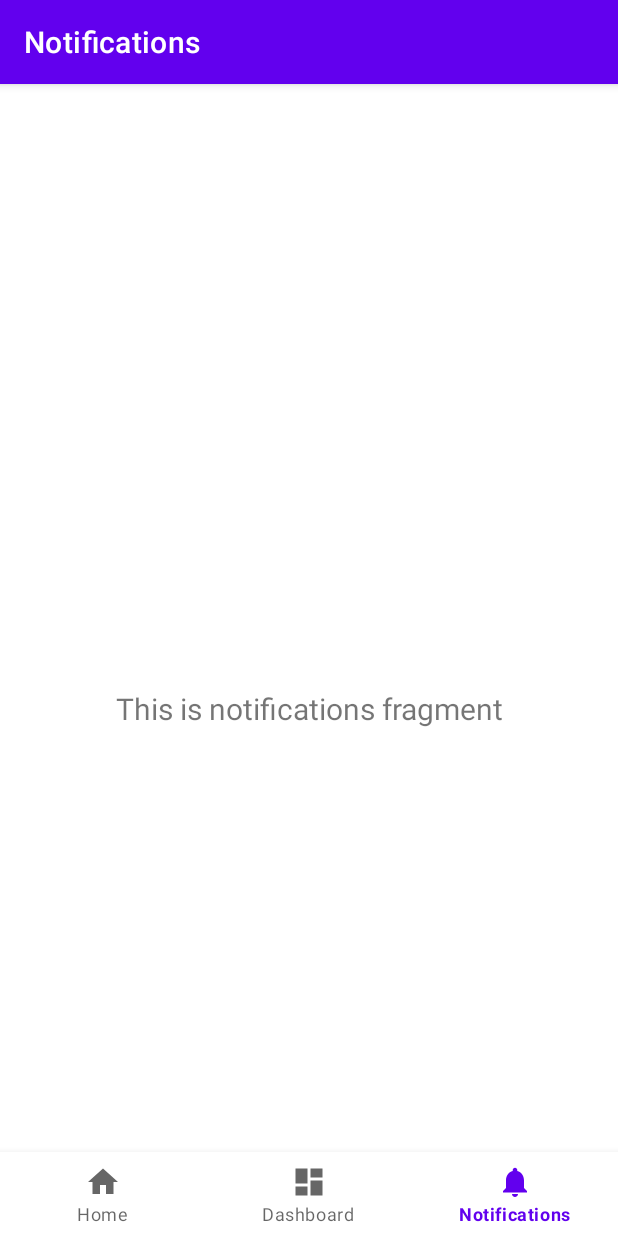
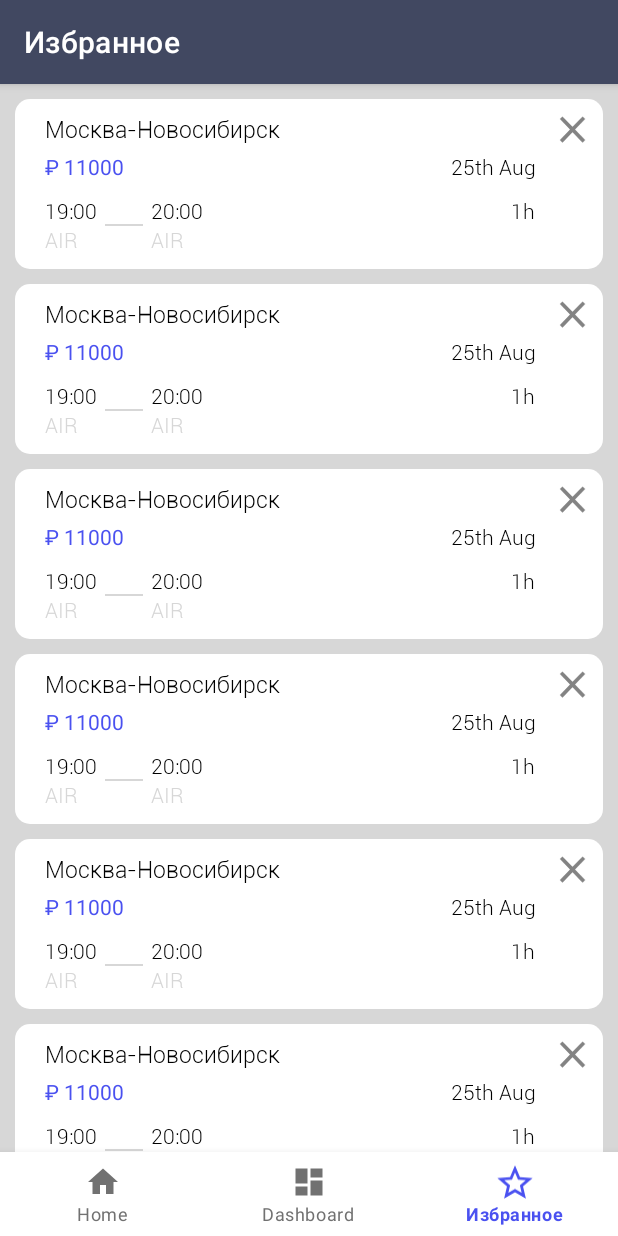
Before and after one commit to kathiir/AviaProject, an Android app: the screen it shows after launch (MainActivity), item 3 of the bottom bar chosen, on a phone screen of 412 x 824 dp. Run offline under Robolectric (Android 15) with nearby library versions, the phone set to English and light mode, and no system bars; our stand-ins replace navigation-ui.

Commit message:
Изменение цвета(контур) меню выбранной ячейки Изменение цвета navBar FlightsRecyclerViewAdapter, если пустой список - отображаем LinearLayout из  fragment_favorite_flights.xml

```diff
--- a/frontend/app/src/main/java/com/example/aviaApplication/MainActivity.java
+++ b/frontend/app/src/main/java/com/example/aviaApplication/MainActivity.java
@@ -1,4 +1,5 @@
 package com.example.aviaApplication;
+
 
 import android.os.Bundle;
 
@@ -17,11 +18,13 @@ public class MainActivity extends AppCompatActivity {
         super.onCreate(savedInstanceState);
         setContentView(R.layout.activity_main);
         BottomNavigationView navView = findViewById(R.id.nav_view);
+
         // Passing each menu ID as a set of Ids because each
         // menu should be considered as top level destinations.
         AppBarConfiguration appBarConfiguration = new AppBarConfiguration.Builder(
-                R.id.navigation_home, R.id.navigation_dashboard, R.id.navigation_notifications)
+                R.id.navigation_home, R.id.navigation_dashboard, R.id.navigation_favorite)
                 .build();
+
         NavController navController = Navigation.findNavController(this, R.id.nav_host_fragment);
         NavigationUI.setupActionBarWithNavController(this, navController, appBarConfiguration);
         NavigationUI.setupWithNavController(navView, navController);
--- /dev/null
+++ b/frontend/app/src/main/java/com/example/aviaApplication/additions/recyclerView/FlightsRecyclerViewAdapter.java
@@ -0,0 +1,64 @@
+package com.example.aviaApplication.additions.recyclerView;
+
+import android.annotation.SuppressLint;
+import android.view.LayoutInflater;
+import android.view.View;
+import android.view.ViewGroup;
+import android.widget.LinearLayout;
+
+import androidx.annotation.NonNull;
+import androidx.recyclerview.widget.AsyncListDiffer;
+import androidx.recyclerview.widget.DiffUtil;
+import androidx.recyclerview.widget.RecyclerView;
+
+import com.example.aviaApplication.R;
+import com.example.aviaApplication.api.models.Flight;
+
+import java.util.List;
+
+public class FlightsRecyclerViewAdapter extends RecyclerView.Adapter<FlightsRecyclerViewAdapter.FlightsViewHolder> {
+    public static class FlightsViewHolder extends RecyclerView.ViewHolder {
+
+        public FlightsViewHolder(View view) {
+            super(view);
+        }
+    }
+
+    @NonNull
+    @Override
+    public FlightsViewHolder onCreateViewHolder(@NonNull ViewGroup parent, int viewType) {
+        LinearLayout v = (LinearLayout) LayoutInflater.from(parent.getContext())
+                .inflate(R.layout.element_of_list_favorite_flights, parent, false);
+        return new FlightsViewHolder(v);
+    }
+
+    @Override
+    public void onBindViewHolder(@NonNull FlightsViewHolder holder, int position) {
+
+    }
+
+    private AsyncListDiffer<Flight> differ = new AsyncListDiffer<>(this, DIFF_CALLBACK);
+
+    private static final DiffUtil.ItemCallback<Flight> DIFF_CALLBACK = new DiffUtil.ItemCallback<Flight>() {
+        @Override
+        public boolean areItemsTheSame(@NonNull Flight oldProduct, @NonNull Flight newProduct) {
+            return oldProduct.getId().equals(newProduct.getId());
+        }
+
+        @SuppressLint("DiffUtilEquals")
+        @Override
+        public boolean areContentsTheSame(@NonNull Flight oldProduct, @NonNull Flight newProduct) {
+            return oldProduct.equals(newProduct);
+        }
+    };
+
+    public void submitList(List<Flight> products) {
+        differ.submitList(products);
+    }
+
+    @Override
+    public int getItemCount() {
+        return differ.getCurrentList().size();
+    }
+
+}
--- /dev/null
+++ b/frontend/app/src/main/java/com/example/aviaApplication/api/models/Flight.java
@@ -0,0 +1,9 @@
+package com.example.aviaApplication.api.models;
+
+public class Flight {
+    private Integer id;
+
+    public Integer getId() {
+        return id;
+    }
+}
--- a/frontend/app/src/main/java/com/example/aviaApplication/ui/favoriteFlights/FavoriteFlightsFragment.java
+++ b/frontend/app/src/main/java/com/example/aviaApplication/ui/favoriteFlights/FavoriteFlightsFragment.java
@@ -1,23 +1,60 @@
 package com.example.aviaApplication.ui.favoriteFlights;
 
-import android.app.Fragment;
 import android.os.Bundle;
 import android.view.LayoutInflater;
 import android.view.View;
 import android.view.ViewGroup;
+import android.widget.LinearLayout;
+import android.widget.ProgressBar;
 
 import androidx.annotation.Nullable;
+import androidx.fragment.app.Fragment;
+import androidx.recyclerview.widget.RecyclerView;
 
 import com.example.aviaApplication.R;
+import com.example.aviaApplication.additions.recyclerView.FlightsRecyclerViewAdapter;
+import com.example.aviaApplication.api.models.Flight;
+
+import java.util.ArrayList;
+import java.util.Arrays;
+import java.util.List;
 
 public class FavoriteFlightsFragment extends Fragment {
+    private FavoriteFlightsViewModel favoriteFlightsViewModel;
+    private RecyclerView recyclerView;
+    public ProgressBar progressBar;
+    private Integer idUser;
+    private FlightsRecyclerViewAdapter mAdapter;
+    private LinearLayout emptyFavoriteListLL;
+
     @Nullable
     @Override
     public View onCreateView(LayoutInflater inflater, @Nullable ViewGroup container, Bundle savedInstanceState) {
-
-        return
-                inflater.inflate(R.layout.fragment_favorite_flights_empty, container, false);
-
+        View view = inflater.inflate(R.layout.fragment_favorite_flights, container, false);
+        initViews(view);
+        return view;
     }
 
+    private void initViews(View view) {
+        emptyFavoriteListLL = view.findViewById(R.id.favorite_flights_ll);
+        progressBar = view.findViewById(R.id.favorite_flights_pb);
+        mAdapter = new FlightsRecyclerViewAdapter();
+        recyclerView = view.findViewById(R.id.favorite_flights_rv);
+        recyclerView.setAdapter(mAdapter);
+        updateList(new ArrayList<>());
+    }
+
+    public void getExhibits() {
+        //метод из ViewModel
+    }
+
+    public void updateList(List<Flight> list) {
+        list.addAll(Arrays.asList(new Flight(), new Flight(), new Flight(), new Flight(), new Flight(), new Flight(), new Flight(), new Flight()));
+        if (list.isEmpty()) {
+            emptyFavoriteListLL.setVisibility(View.VISIBLE);
+        } else {
+            emptyFavoriteListLL.setVisibility(View.GONE);
+            mAdapter.submitList(list);
+        }
+    }
 }
--- /dev/null
+++ b/frontend/app/src/main/java/com/example/aviaApplication/ui/favoriteFlights/FavoriteFlightsRepository.java
@@ -0,0 +1,4 @@
+package com.example.aviaApplication.ui.favoriteFlights;
+
+public class FavoriteFlightsRepository {
+}
--- /dev/null
+++ b/frontend/app/src/main/java/com/example/aviaApplication/ui/favoriteFlights/FavoriteFlightsViewModel.java
@@ -0,0 +1,10 @@
+package com.example.aviaApplication.ui.favoriteFlights;
+
+public class FavoriteFlightsViewModel {
+    public void getFavoriteFlights(Integer idUser){
+
+    }
+    public void getIsLoadingFavoriteFlights(){
+
+    }
+}
--- /dev/null
+++ b/frontend/app/src/main/res/drawable/state_buttons.xml
@@ -0,0 +1,5 @@
+<?xml version="1.0" encoding="utf-8"?>
+<selector xmlns:android="http://schemas.android.com/apk/res/android">
+    <item android:state_checked="true"   android:color="@color/dark_blue" />
+    <item android:state_checked="false"  android:color="@color/dark_gray" />
+</selector>
--- a/frontend/app/src/main/res/layout/activity_main.xml
+++ b/frontend/app/src/main/res/layout/activity_main.xml
@@ -1,28 +1,17 @@
 <?xml version="1.0" encoding="utf-8"?>
-<androidx.constraintlayout.widget.ConstraintLayout xmlns:android="http://schemas.android.com/apk/res/android"
+<LinearLayout xmlns:android="http://schemas.android.com/apk/res/android"
     xmlns:app="http://schemas.android.com/apk/res-auto"
     android:id="@+id/container"
     android:layout_width="match_parent"
     android:layout_height="match_parent"
-    android:paddingTop="?attr/actionBarSize">
-
-    <com.google.android.material.bottomnavigation.BottomNavigationView
-        android:id="@+id/nav_view"
-        android:layout_width="0dp"
-        android:layout_height="wrap_content"
-        android:layout_marginStart="0dp"
-        android:layout_marginEnd="0dp"
-        android:background="?android:attr/windowBackground"
-        app:layout_constraintBottom_toBottomOf="parent"
-        app:layout_constraintLeft_toLeftOf="parent"
-        app:layout_constraintRight_toRightOf="parent"
-        app:menu="@menu/bottom_nav_menu" />
+    android:orientation="vertical">
 
     <fragment
         android:id="@+id/nav_host_fragment"
         android:name="androidx.navigation.fragment.NavHostFragment"
         android:layout_width="match_parent"
-        android:layout_height="match_parent"
+        android:layout_height="0dp"
+        android:layout_weight="1"
         app:defaultNavHost="true"
         app:layout_constraintBottom_toTopOf="@id/nav_view"
         app:layout_constraintLeft_toLeftOf="parent"
@@ -30,4 +19,18 @@
         app:layout_constraintTop_toTopOf="parent"
         app:navGraph="@navigation/mobile_navigation" />
 
-</androidx.constraintlayout.widget.ConstraintLayout>
+    <com.google.android.material.bottomnavigation.BottomNavigationView
+        android:id="@+id/nav_view"
+        android:layout_width="match_parent"
+        android:layout_height="wrap_content"
+        android:layout_marginStart="0dp"
+        android:layout_marginEnd="0dp"
+        app:itemIconTint="@drawable/state_buttons"
+        app:itemTextColor="@drawable/state_buttons"
+        app:layout_constraintBottom_toBottomOf="parent"
+        app:layout_constraintLeft_toLeftOf="parent"
+        app:layout_constraintRight_toRightOf="parent"
+        app:menu="@menu/bottom_nav_menu" />
+
+
+</LinearLayout>
--- a/frontend/app/src/main/res/layout/element_of_list_favorite_flights.xml
+++ b/frontend/app/src/main/res/layout/element_of_list_favorite_flights.xml
@@ -4,18 +4,21 @@
     android:layout_height="wrap_content"
     android:layout_marginStart="10dp"
     android:layout_marginTop="10dp"
+    android:layout_marginEnd="10dp"
     android:background="@drawable/rounded_corners"
     android:orientation="vertical">
 
     <LinearLayout
         android:layout_width="match_parent"
         android:layout_height="wrap_content"
-        android:layout_marginHorizontal="20dp"
+        android:layout_marginStart="20dp"
+        android:layout_marginEnd="5dp"
         android:orientation="vertical">
 
         <LinearLayout
             android:layout_width="match_parent"
             android:layout_height="wrap_content"
+            android:layout_marginTop="5dp"
             android:orientation="horizontal">
 
             <TextView
@@ -26,17 +29,13 @@
                 android:fontFamily="@font/roboto_light"
                 android:text="Москва-Новосибирск"
                 android:textColor="@color/black"
-                android:textSize="15dp">
-
-            </TextView>
+                android:textSize="15sp" />
 
             <ImageView
                 android:layout_width="30dp"
                 android:layout_height="30dp"
                 android:layout_gravity="end"
-                android:src="@drawable/ic_close">
-
-            </ImageView>
+                android:src="@drawable/ic_close" />
         </LinearLayout>
 
         <LinearLayout
@@ -50,21 +49,17 @@
                 android:layout_height="wrap_content"
                 android:layout_weight="1"
                 android:text="₽ 11000"
-                android:textColor="@color/dark_blue">
-
-            </TextView>
+                android:textColor="@color/dark_blue" />
 
             <TextView
                 android:layout_width="0dp"
                 android:layout_height="wrap_content"
-                android:layout_marginRight="40dp"
+                android:layout_marginEnd="40dp"
                 android:layout_weight="1"
                 android:fontFamily="@font/roboto_light"
                 android:text="25th Aug"
                 android:textAlignment="textEnd"
-                android:textColor="@color/black">
-
-            </TextView>
+                android:textColor="@color/black" />
         </LinearLayout>
 
         <LinearLayout
@@ -84,9 +79,7 @@
                     android:fontFamily="@font/roboto_light"
                     android:text="19:00"
                     android:textAlignment="textEnd"
-                    android:textColor="@color/black">
-
-                </TextView>
+                    android:textColor="@color/black" />
 
                 <TextView
                     android:layout_width="wrap_content"
@@ -94,14 +87,12 @@
                     android:fontFamily="@font/roboto_light"
                     android:text="AIR"
                     android:textAlignment="textEnd"
-                    android:textColor="@color/light_gray">
-
-                </TextView>
+                    android:textColor="@color/light_gray" />
             </LinearLayout>
 
             <View
                 android:layout_width="25dp"
-                android:layout_height="2px"
+                android:layout_height="1dp"
                 android:layout_gravity="center"
                 android:layout_marginHorizontal="5dp"
                 android:background="@color/light_gray" />
@@ -114,13 +105,10 @@
                 <TextView
                     android:layout_width="wrap_content"
                     android:layout_height="wrap_content"
-
                     android:fontFamily="@font/roboto_light"
                     android:text="20:00"
                     android:textAlignment="textEnd"
-                    android:textColor="@color/black">
-
-                </TextView>
+                    android:textColor="@color/black" />
 
                 <TextView
                     android:layout_width="wrap_content"
@@ -128,26 +116,21 @@
                     android:fontFamily="@font/roboto_light"
                     android:text="AIR"
                     android:textAlignment="textEnd"
-                    android:textColor="@color/light_gray">
-
-                </TextView>
+                    android:textColor="@color/light_gray" />
             </LinearLayout>
 
             <LinearLayout
                 android:layout_width="0dp"
                 android:layout_height="wrap_content"
-                android:layout_weight="1">
-            </LinearLayout>
+                android:layout_weight="1" />
 
             <TextView
                 android:layout_width="wrap_content"
                 android:layout_height="wrap_content"
-                android:layout_marginRight="40dp"
+                android:layout_marginEnd="40dp"
                 android:fontFamily="@font/roboto_light"
                 android:text="1h"
-                android:textColor="@color/black">
-
-            </TextView>
+                android:textColor="@color/black" />
         </LinearLayout>
     </LinearLayout>
 </LinearLayout>
--- /dev/null
+++ b/frontend/app/src/main/res/layout/fragment_favorite_flights.xml
@@ -0,0 +1,67 @@
+<?xml version="1.0" encoding="utf-8"?>
+<LinearLayout xmlns:android="http://schemas.android.com/apk/res/android"
+    xmlns:app="http://schemas.android.com/apk/res-auto"
+    android:layout_width="match_parent"
+    android:layout_height="match_parent"
+    android:orientation="vertical">
+
+    <ProgressBar
+        android:id="@+id/favorite_flights_pb"
+        android:layout_width="match_parent"
+        android:layout_height="wrap_content"
+        android:visibility="gone" />
+
+
+
+    <LinearLayout
+        android:layout_width="match_parent"
+        android:layout_height="match_parent"
+        android:orientation="vertical"
+        android:id="@+id/favorite_flights_ll"
+        >
+
+        <ImageView
+            android:layout_width="120dp"
+            android:layout_height="120dp"
+            android:layout_gravity="center_horizontal"
+            android:layout_marginTop="130dp"
+            android:src="@drawable/ic_favorite" />
+
+        <TextView
+            android:layout_width="match_parent"
+            android:layout_height="wrap_content"
+            android:layout_marginHorizontal="20dp"
+            android:layout_marginTop="30dp"
+            android:fontFamily="@font/roboto_light"
+            android:text="В избранном нет рейсов"
+            android:textAlignment="center"
+            android:textColor="@color/black"
+            android:textSize="17sp" />
+
+        <View
+            android:layout_marginVertical="10dp"
+            android:layout_width="match_parent"
+            android:layout_height="1dp"
+            android:layout_gravity="center"
+            android:layout_marginHorizontal="20dp"
+            android:background="@color/dark_gray" />
+
+        <TextView
+            android:layout_width="match_parent"
+            android:layout_height="wrap_content"
+            android:layout_marginHorizontal="20dp"
+            android:fontFamily="@font/roboto_light"
+            android:text="Для добавления перейдите в раздел все рейсы"
+            android:textAlignment="center"
+            android:textColor="@color/dark_gray"
+            android:textSize="17sp" />
+    </LinearLayout>
+    <androidx.recyclerview.widget.RecyclerView
+        android:id="@+id/favorite_flights_rv"
+        android:layout_width="match_parent"
+        android:layout_height="wrap_content"
+        android:background="@color/light_gray"
+        android:clipToPadding="false"
+        android:paddingBottom="10dp"
+        app:layoutManager="androidx.recyclerview.widget.LinearLayoutManager" />
+</LinearLayout>
--- a/frontend/app/src/main/res/layout/fragment_favorite_flights_empty.xml
+++ /dev/null
@@ -1,51 +0,0 @@
-<?xml version="1.0" encoding="utf-8"?>
-<LinearLayout xmlns:android="http://schemas.android.com/apk/res/android"
-    android:layout_width="match_parent"
-    android:layout_height="match_parent"
-    android:background="@color/light_gray"
-    android:orientation="vertical">
-
-
-    <ImageView
-        android:layout_width="120dp"
-        android:layout_height="120dp"
-        android:layout_gravity="center_horizontal"
-        android:layout_marginTop="130dp"
-        android:src="@drawable/ic_favorite">
-
-    </ImageView>
-
-    <TextView
-        android:fontFamily="@font/roboto_light"
-        android:layout_width="match_parent"
-        android:layout_height="wrap_content"
-        android:layout_marginHorizontal="20dp"
-        android:layout_marginTop="30dp"
-        android:text="В избранном нет рейсов"
-        android:textAlignment="center"
-        android:textColor="@color/black"
-        android:textSize="17dp">
-
-    </TextView>
-    <View
-        android:layout_marginHorizontal="20dp"
-        android:layout_width="match_parent"
-        android:layout_height="2px"
-        android:layout_gravity="center"
-
-        android:background="@color/dark_gray" />
-    <TextView
-        android:layout_width="match_parent"
-        android:layout_height="wrap_content"
-        android:layout_marginHorizontal="20dp"
-        android:layout_marginTop="30dp"
-        android:text="Для добавления перейдите в раздел
-все рейсы"
-        android:fontFamily="@font/roboto_light"
-
-        android:textAlignment="center"
-        android:textColor="@color/dark_gray"
-        android:textSize="17dp">
-
-    </TextView>
-</LinearLayout>
--- a/frontend/app/src/main/res/menu/bottom_nav_menu.xml
+++ b/frontend/app/src/main/res/menu/bottom_nav_menu.xml
@@ -12,8 +12,8 @@
         android:title="@string/title_dashboard" />
 
     <item
-        android:id="@+id/navigation_notifications"
-        android:icon="@drawable/ic_notifications_black_24dp"
-        android:title="@string/title_notifications" />
+        android:id="@+id/navigation_favorite"
+        android:icon="@drawable/ic_favorite"
+        android:title="@string/title_favorite" />
 
 </menu>
--- a/frontend/app/src/main/res/navigation/mobile_navigation.xml
+++ b/frontend/app/src/main/res/navigation/mobile_navigation.xml
@@ -18,8 +18,8 @@
         tools:layout="@layout/fragment_dashboard" />
 
     <fragment
-        android:id="@+id/navigation_notifications"
-        android:name="com.example.aviaApplication.ui.notifications.NotificationsFragment"
-        android:label="@string/title_notifications"
+        android:id="@+id/navigation_favorite"
+        android:name="com.example.aviaApplication.ui.favoriteFlights.FavoriteFlightsFragment"
+        android:label="@string/title_favorite"
         tools:layout="@layout/fragment_notifications" />
 </navigation>
--- a/frontend/app/src/main/res/values/colors.xml
+++ b/frontend/app/src/main/res/values/colors.xml
@@ -8,8 +8,10 @@
     <color name="black">#FF000000</color>
     <color name="white">#FFFFFFFF</color>
 
-
+    <color name="glass">#00020202</color>
+    <color name="dark_dark_blue">#414861</color>
     <color name="dark_blue">#4A51F0</color>
     <color name="light_gray">#D7D7D7</color>
+    <color name="light_light_gray">#40D7D7D7</color>
     <color name="dark_gray">#717171</color>
 </resources>
--- a/frontend/app/src/main/res/values/strings.xml
+++ b/frontend/app/src/main/res/values/strings.xml
@@ -2,5 +2,5 @@
     <string name="app_name">AviaApplication</string>
     <string name="title_home">Home</string>
     <string name="title_dashboard">Dashboard</string>
-    <string name="title_notifications">Notifications</string>
+     <string name="title_favorite">Избранное</string>
 </resources>
--- a/frontend/app/src/main/res/values/themes.xml
+++ b/frontend/app/src/main/res/values/themes.xml
@@ -2,9 +2,9 @@
     <!-- Base application theme. -->
     <style name="Theme.AviaApplication" parent="Theme.MaterialComponents.DayNight.DarkActionBar">
         <!-- Primary brand color. -->
-        <item name="colorPrimary">@color/purple_500</item>
-        <item name="colorPrimaryVariant">@color/purple_700</item>
-        <item name="colorOnPrimary">@color/white</item>
+        <item name="colorPrimary">@color/dark_dark_blue</item>
+        <item name="colorPrimaryVariant">@color/black</item>
+        <item name="colorOnPrimary">@color/black</item>
         <!-- Secondary brand color. -->
         <item name="colorSecondary">@color/teal_200</item>
         <item name="colorSecondaryVariant">@color/teal_700</item>
```
Also changed, not shown: frontend/app/src/main/res/drawable/close.svg (deleted), frontend/app/src/main/res/drawable/like.svg (deleted).
